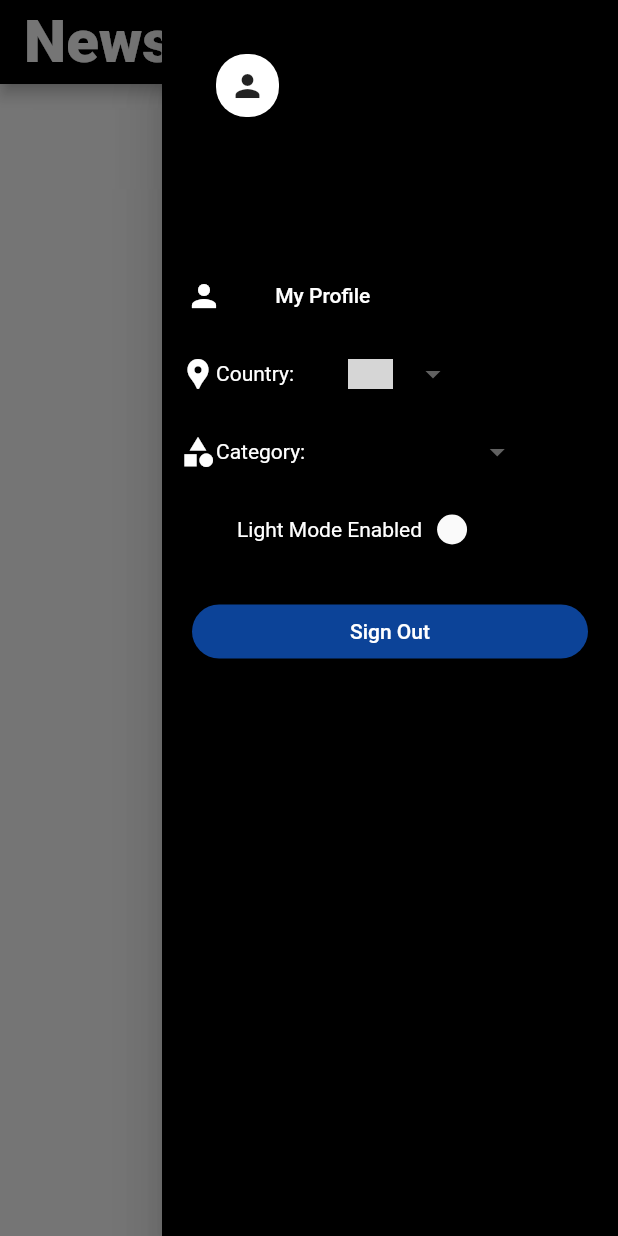
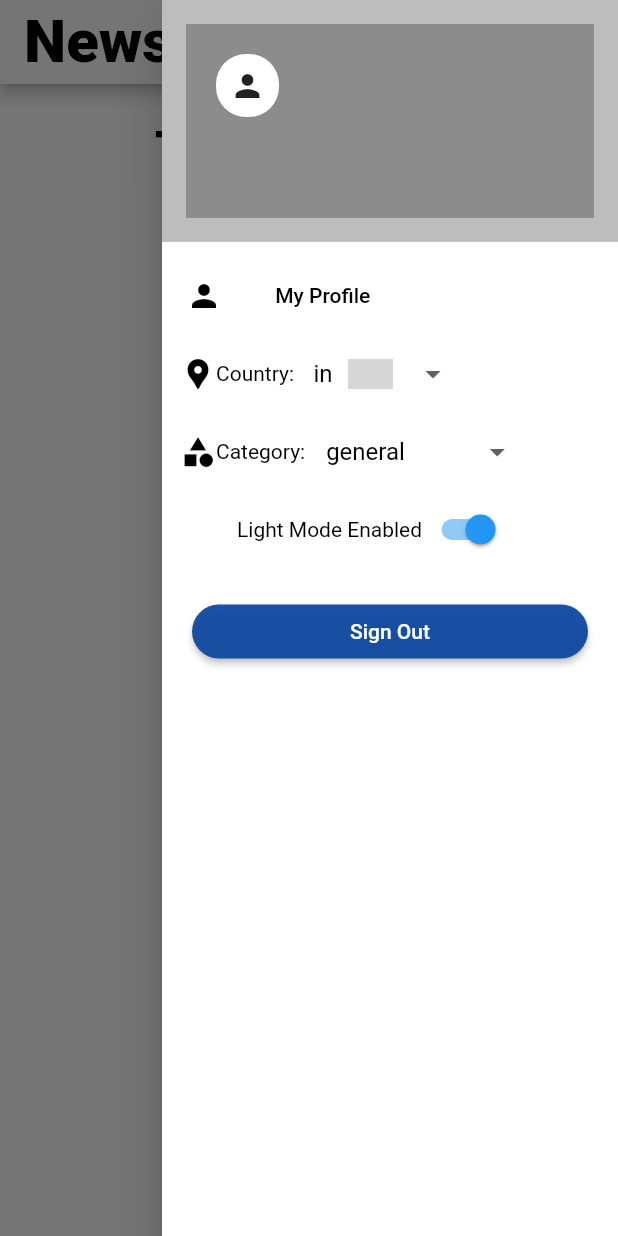
Before and after one commit to SanketSarmalkar/News_App_using_Flutter, a Flutter app: the screen it shows once a user with an empty profile is signed in, after a tap on the "person" icon, on a phone screen of 412 x 824 dp. Run offline on Flutter 3.47's test engine with Material 2 defaults, Android fonts, the phone set to English and light mode, and no system bars; drawn by our look-alikes of dropdown_button2; our stand-ins replace firebase_auth, firebase_core, get, google_sign_in, hive, hive_flutter and 1 more; missing offline and left inert: animated_card, country_icons; accounts and stored records are empty; network calls fail; Roboto replaces fonts that are missing (avenir); grey boxes are pictures that could not be loaded.

Commit message:
resolved hive bugs and droplistveiw color issue

```diff
--- a/lib/components/side_bar.dart
+++ b/lib/components/side_bar.dart
@@ -30,7 +30,9 @@ class _SideBarContentState extends State<SideBarContent> {
   Widget build(BuildContext context) {
     return Obx(
       () => Container(
-        color: themeController.themeColors[4],
+        decoration: BoxDecoration(
+          color: themeController.themeColors[4],
+        ),
         child: ListView(
           padding: const EdgeInsets.all(0),
           children: [
@@ -83,7 +85,8 @@ class _SideBarContentState extends State<SideBarContent> {
                       return Card(
                         elevation: 0,
                         shape: RoundedRectangleBorder(
-                            borderRadius: BorderRadius.circular(20)),
+                          borderRadius: BorderRadius.circular(20),
+                        ),
                         child: const SizedBox(
                           height: 200,
                           width: double.infinity,
@@ -134,6 +137,10 @@ class _SideBarContentState extends State<SideBarContent> {
                           value: newsController.country.toString(),
                           dropdownWidth: 125,
                           itemPadding: const EdgeInsets.all(4),
+                          dropdownDecoration: BoxDecoration(
+                            color: themeController.themeColors[4],
+                            borderRadius: BorderRadius.circular(10),
+                          ),
                           items: query.countries
                               .map((String ctr) => DropdownMenuItem(
                                     value: ctr,
@@ -142,8 +149,10 @@ class _SideBarContentState extends State<SideBarContent> {
                                         padding: const EdgeInsets.all(5.0),
                                         child: Text(
                                           ctr.toString(),
-                                          style: const TextStyle(
+                                          style: TextStyle(
                                             overflow: TextOverflow.ellipsis,
+                                            color:
+                                                themeController.themeColors[0],
                                           ),
                                         ),
                                       ),
@@ -198,15 +207,26 @@ class _SideBarContentState extends State<SideBarContent> {
                           value: newsController.category.toString(),
                           dropdownWidth: 125,
                           itemPadding: const EdgeInsets.all(4),
-                          itemSplashColor: themeController.themeColors[4],
+                          dropdownDecoration: BoxDecoration(
+                            color: themeController.themeColors[4],
+                            borderRadius: BorderRadius.circular(10),
+                          ),
                           items: query.categories
                               .map((String ctr) => DropdownMenuItem(
                                     value: ctr,
                                     child: Row(children: [
                                       Padding(
                                         padding: const EdgeInsets.all(2.0),
-                                        child: Text(
-                                          ctr.toString(),
+                                        child: Center(
+                                          child: Text(
+                                            ctr.toString(),
+                                            style: TextStyle(
+                                              color: themeController
+                                                  .themeColors[0],
+                                              backgroundColor: themeController
+                                                  .themeColors[4],
+                                            ),
+                                          ),
                                         ),
                                       ),
                                     ]),
--- a/lib/controller/newscontroller.dart
+++ b/lib/controller/newscontroller.dart
@@ -1,11 +1,13 @@
 import 'package:firebase_auth/firebase_auth.dart';
 import 'package:get/get.dart';
+import 'package:hive_flutter/hive_flutter.dart';
 import 'package:news_app/services/auth.dart';
 import 'package:news_app/services/remote_services.dart';
 
 import '../models/articles.dart';
 
 class NewsController extends GetxController {
+  final _myBox = Hive.box("mybox");
   AuthService authService = Get.put(AuthService());
   var articleList = <Article?>[].obs;
   var totalRes = 1.obs;
@@ -17,12 +19,15 @@ class NewsController extends GetxController {
   @override
   void onInit() {
     fetchNews();
+    country.value = _myBox.get("Country");
+    category.value = _myBox.get("Category");
     if (FirebaseAuth.instance.currentUser == null) authService.signOut();
     super.onInit();
   }
 
   void fetchNews() async {
-    var news = await RemoteServices.fetchNews(country, category);
+    var news = await RemoteServices.fetchNews(
+        _myBox.get("Country"), _myBox.get("Category"));
     if (news != null) {
       articleList.value = news.articles!;
       totalRes.value = news.totalResults!;
@@ -31,10 +36,12 @@ class NewsController extends GetxController {
   }
 
   void changeCountry(var ctr) {
-    country.value = ctr;
+    _myBox.put("Country", ctr);
+    country.value = _myBox.get("Country");
   }
 
   void changeCategory(var ctr) {
-    category.value = ctr;
+    _myBox.put("Category", ctr);
+    category.value = _myBox.get("Category");
   }
 }
--- a/lib/main.dart
+++ b/lib/main.dart
@@ -25,8 +25,9 @@ void main() async {
   runApp(const MyApp());
   // ignore: no_leading_underscores_for_local_identifiers
   final _myBox = Hive.box("mybox");
-  if (_myBox.get("Theme") != null) _myBox.put("Theme", "light");
-  if (_myBox.get("Country") != null) _myBox.put("Country", "in");
+  if (_myBox.get("Theme") == null) _myBox.put("Theme", "light");
+  if (_myBox.get("Country") == null) _myBox.put("Country", "in");
+  if (_myBox.get("Category") == null) _myBox.put("Category", "general");
   //print(_myBox.get("Theme"));
 }
 
```
Also changed, not shown: 1 other file.
